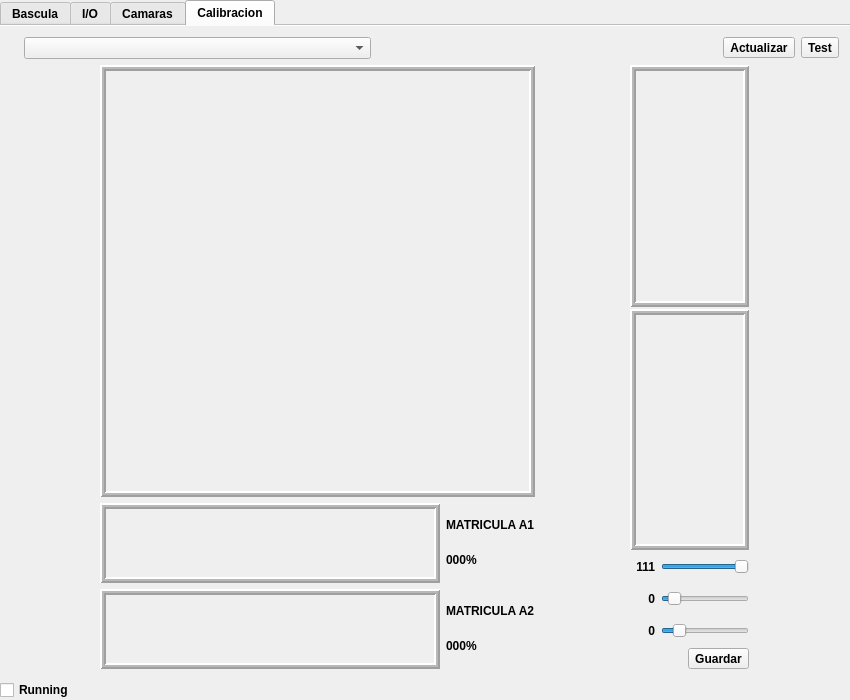
This is nqtrucksserver/Configuracion/Configuracion.ui in sunsiz/nQTrucks as Qt 5 draws it before an edit. The edited form follows.
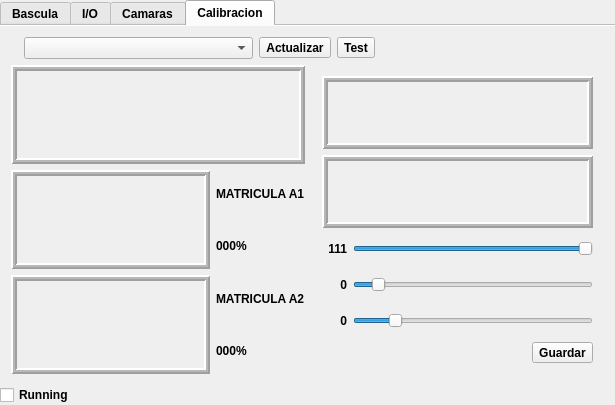
This is the edited form. The open tabs and pages were chosen to show the change. Icons and pictures are not drawn.

```diff
--- a/nqtrucksserver/Configuracion/Configuracion.ui
+++ b/nqtrucksserver/Configuracion/Configuracion.ui
@@ -9,16 +9,10 @@
    <rect>
     <x>0</x>
     <y>0</y>
-    <width>850</width>
-    <height>700</height>
+    <width>615</width>
+    <height>405</height>
    </rect>
   </property>
-  <property name="maximumSize">
-   <size>
-    <width>850</width>
-    <height>700</height>
-   </size>
-  </property>
   <property name="font">
    <font>
     <weight>75</weight>
@@ -93,6 +87,9 @@
         <layout class="QGridLayout" name="gridLayout_4">
          <item row="0" column="0">
           <layout class="QHBoxLayout" name="horizontalLayout_11">
+           <property name="sizeConstraint">
+            <enum>QLayout::SetFixedSize</enum>
+           </property>
            <item>
             <widget class="QLabel" name="label_8">
              <property name="sizePolicy">
@@ -139,7 +136,7 @@
             </widget>
            </item>
            <item>
-            <widget class="QToolButton" name="actualizarIBasculas">
+            <widget class="QToolButton" name="actualizarBasculas">
              <property name="text">
               <string>...</string>
              </property>
@@ -278,7 +275,7 @@
            <item>
             <widget class="QLCDNumber" name="BasculaLcd">
              <property name="sizePolicy">
-              <sizepolicy hsizetype="Minimum" vsizetype="MinimumExpanding">
+              <sizepolicy hsizetype="MinimumExpanding" vsizetype="MinimumExpanding">
                <horstretch>0</horstretch>
                <verstretch>0</verstretch>
               </sizepolicy>
@@ -300,7 +297,7 @@
            <item>
             <widget class="QLCDNumber" name="BasculaLcd2">
              <property name="sizePolicy">
-              <sizepolicy hsizetype="Minimum" vsizetype="MinimumExpanding">
+              <sizepolicy hsizetype="MinimumExpanding" vsizetype="MinimumExpanding">
                <horstretch>0</horstretch>
                <verstretch>0</verstretch>
               </sizepolicy>
@@ -322,7 +319,7 @@
            <item>
             <widget class="QLCDNumber" name="BasculaLcd3">
              <property name="sizePolicy">
-              <sizepolicy hsizetype="Minimum" vsizetype="MinimumExpanding">
+              <sizepolicy hsizetype="MinimumExpanding" vsizetype="MinimumExpanding">
                <horstretch>0</horstretch>
                <verstretch>0</verstretch>
               </sizepolicy>
@@ -413,6 +410,9 @@
         <layout class="QGridLayout" name="gridLayout_3">
          <item row="0" column="0">
           <layout class="QHBoxLayout" name="horizontalLayout">
+           <property name="sizeConstraint">
+            <enum>QLayout::SetFixedSize</enum>
+           </property>
            <item>
             <widget class="QLabel" name="label_2">
              <property name="sizePolicy">
@@ -472,19 +472,6 @@
              </property>
             </widget>
            </item>
-           <item>
-            <spacer name="horizontalSpacer_6">
-             <property name="orientation">
-              <enum>Qt::Horizontal</enum>
-             </property>
-             <property name="sizeHint" stdset="0">
-              <size>
-               <width>40</width>
-               <height>20</height>
-              </size>
-             </property>
-            </spacer>
-           </item>
            <item>
             <widget class="QToolButton" name="conectarSemaforo">
              <property name="sizePolicy">
@@ -534,20 +521,39 @@
             </widget>
            </item>
            <item>
-            <widget class="QPushButton" name="ioDeviceSTATUSLabel">
+            <widget class="QToolButton" name="semaforoConectado">
+             <property name="enabled">
+              <bool>false</bool>
+             </property>
              <property name="sizePolicy">
               <sizepolicy hsizetype="Fixed" vsizetype="Fixed">
                <horstretch>0</horstretch>
                <verstretch>0</verstretch>
               </sizepolicy>
              </property>
+             <property name="statusTip">
+              <string notr="true"/>
+             </property>
+             <property name="whatsThis">
+              <string notr="true"/>
+             </property>
+             <property name="accessibleName">
+              <string notr="true"/>
+             </property>
+             <property name="accessibleDescription">
+              <string notr="true"/>
+             </property>
+             <property name="autoFillBackground">
+              <bool>true</bool>
+             </property>
              <property name="text">
-              <string/>
+              <string notr="true"/>
              </property>
              <property name="icon">
               <iconset resource="../../resources/system.qrc">
-               <normaloff>:/devices/icons/system/devices/jockey-disabled.png</normaloff>
-               <normalon>:/devices/icons/system/devices/jockey-enabled.png</normalon>:/devices/icons/system/devices/jockey-disabled.png</iconset>
+               <normaloff>:/app/icons/app/alpr_off.png</normaloff>
+               <normalon>:/app/icons/app/alpr_verde.png</normalon>
+               <disabledon>:/app/icons/app/alpr_verde.png</disabledon>:/app/icons/app/alpr_off.png</iconset>
              </property>
              <property name="iconSize">
               <size>
@@ -555,10 +561,16 @@
                <height>32</height>
               </size>
              </property>
+             <property name="shortcut">
+              <string notr="true"/>
+             </property>
              <property name="checkable">
+              <bool>true</bool>
+             </property>
+             <property name="checked">
               <bool>false</bool>
              </property>
-             <property name="flat">
+             <property name="autoRaise">
               <bool>true</bool>
              </property>
             </widget>
@@ -587,6 +599,19 @@
              </property>
             </widget>
            </item>
+           <item>
+            <spacer name="horizontalSpacer_6">
+             <property name="orientation">
+              <enum>Qt::Horizontal</enum>
+             </property>
+             <property name="sizeHint" stdset="0">
+              <size>
+               <width>40</width>
+               <height>20</height>
+              </size>
+             </property>
+            </spacer>
+           </item>
           </layout>
          </item>
          <item row="1" column="0">
@@ -606,6 +631,12 @@
            </item>
            <item>
             <widget class="QFrame" name="frame">
+             <property name="sizePolicy">
+              <sizepolicy hsizetype="Fixed" vsizetype="Preferred">
+               <horstretch>0</horstretch>
+               <verstretch>0</verstretch>
+              </sizepolicy>
+             </property>
              <property name="frameShape">
               <enum>QFrame::Box</enum>
              </property>
@@ -624,12 +655,6 @@
                 <property name="enabled">
                  <bool>true</bool>
                 </property>
-                <property name="sizePolicy">
-                 <sizepolicy hsizetype="Minimum" vsizetype="MinimumExpanding">
-                  <horstretch>0</horstretch>
-                  <verstretch>0</verstretch>
-                 </sizepolicy>
-                </property>
                 <property name="focusPolicy">
                  <enum>Qt::NoFocus</enum>
                 </property>
@@ -646,8 +671,8 @@
                 </property>
                 <property name="iconSize">
                  <size>
-                  <width>128</width>
-                  <height>128</height>
+                  <width>64</width>
+                  <height>64</height>
                  </size>
                 </property>
                 <property name="checkable">
@@ -666,12 +691,6 @@
                 <property name="enabled">
                  <bool>true</bool>
                 </property>
-                <property name="sizePolicy">
-                 <sizepolicy hsizetype="Minimum" vsizetype="MinimumExpanding">
-                  <horstretch>0</horstretch>
-                  <verstretch>0</verstretch>
-                 </sizepolicy>
-                </property>
                 <property name="focusPolicy">
                  <enum>Qt::NoFocus</enum>
                 </property>
@@ -688,8 +707,8 @@
                 </property>
                 <property name="iconSize">
                  <size>
-                  <width>128</width>
-                  <height>128</height>
+                  <width>64</width>
+                  <height>64</height>
                  </size>
                 </property>
                 <property name="checkable">
@@ -711,12 +730,6 @@
                 <property name="enabled">
                  <bool>true</bool>
                 </property>
-                <property name="sizePolicy">
-                 <sizepolicy hsizetype="Minimum" vsizetype="MinimumExpanding">
-                  <horstretch>0</horstretch>
-                  <verstretch>0</verstretch>
-                 </sizepolicy>
-                </property>
                 <property name="focusPolicy">
                  <enum>Qt::NoFocus</enum>
                 </property>
@@ -733,8 +746,8 @@
                 </property>
                 <property name="iconSize">
                  <size>
-                  <width>128</width>
-                  <height>128</height>
+                  <width>64</width>
+                  <height>64</height>
                  </size>
                 </property>
                 <property name="checkable">
@@ -770,7 +783,17 @@
           </layout>
          </item>
          <item row="2" column="0">
-          <layout class="QHBoxLayout" name="horizontalLayout_2"/>
+          <spacer name="verticalSpacer_2">
+           <property name="orientation">
+            <enum>Qt::Vertical</enum>
+           </property>
+           <property name="sizeHint" stdset="0">
+            <size>
+             <width>20</width>
+             <height>40</height>
+            </size>
+           </property>
+          </spacer>
          </item>
         </layout>
        </widget>
@@ -784,6 +807,46 @@
          <string>Camaras</string>
         </attribute>
         <layout class="QGridLayout" name="gridLayout_5">
+         <item row="0" column="1">
+          <widget class="QLabel" name="camaraLabel">
+           <property name="minimumSize">
+            <size>
+             <width>320</width>
+             <height>180</height>
+            </size>
+           </property>
+           <property name="maximumSize">
+            <size>
+             <width>426</width>
+             <height>240</height>
+            </size>
+           </property>
+           <property name="baseSize">
+            <size>
+             <width>1280</width>
+             <height>720</height>
+            </size>
+           </property>
+           <property name="frameShape">
+            <enum>QFrame::Box</enum>
+           </property>
+           <property name="frameShadow">
+            <enum>QFrame::Raised</enum>
+           </property>
+           <property name="lineWidth">
+            <number>2</number>
+           </property>
+           <property name="midLineWidth">
+            <number>2</number>
+           </property>
+           <property name="text">
+            <string/>
+           </property>
+           <property name="scaledContents">
+            <bool>true</bool>
+           </property>
+          </widget>
+         </item>
          <item row="0" column="0">
           <layout class="QFormLayout" name="formLayout">
            <item row="0" column="0">
@@ -894,46 +957,15 @@
            </item>
           </layout>
          </item>
-         <item row="0" column="1">
-          <widget class="QLabel" name="camaraLabel">
-           <property name="sizePolicy">
-            <sizepolicy hsizetype="MinimumExpanding" vsizetype="Preferred">
-             <horstretch>0</horstretch>
-             <verstretch>0</verstretch>
-            </sizepolicy>
-           </property>
-           <property name="frameShape">
-            <enum>QFrame::Box</enum>
-           </property>
-           <property name="frameShadow">
-            <enum>QFrame::Raised</enum>
-           </property>
-           <property name="lineWidth">
-            <number>2</number>
-           </property>
-           <property name="midLineWidth">
-            <number>2</number>
-           </property>
-           <property name="text">
-            <string/>
-           </property>
-           <property name="scaledContents">
-            <bool>true</bool>
-           </property>
-          </widget>
-         </item>
-         <item row="1" column="0">
-          <spacer name="verticalSpacer_2">
+         <item row="1" column="1">
+          <spacer name="verticalSpacer">
            <property name="orientation">
             <enum>Qt::Vertical</enum>
            </property>
-           <property name="sizeType">
-            <enum>QSizePolicy::MinimumExpanding</enum>
-           </property>
            <property name="sizeHint" stdset="0">
             <size>
              <width>20</width>
-             <height>118</height>
+             <height>40</height>
             </size>
            </property>
           </spacer>
@@ -953,7 +985,7 @@
          <item row="0" column="0">
           <layout class="QHBoxLayout" name="horizontalLayout_6">
            <property name="sizeConstraint">
-            <enum>QLayout::SetDefaultConstraint</enum>
+            <enum>QLayout::SetFixedSize</enum>
            </property>
            <item>
             <widget class="QLabel" name="label_9">
@@ -996,19 +1028,6 @@
              </property>
             </widget>
            </item>
-           <item>
-            <spacer name="horizontalSpacer">
-             <property name="orientation">
-              <enum>Qt::Horizontal</enum>
-             </property>
-             <property name="sizeHint" stdset="0">
-              <size>
-               <width>40</width>
-               <height>20</height>
-              </size>
-             </property>
-            </spacer>
-           </item>
            <item>
             <widget class="QToolButton" name="ActualizarCamara">
              <property name="sizePolicy">
@@ -1049,6 +1068,19 @@
              </property>
             </widget>
            </item>
+           <item>
+            <spacer name="horizontalSpacer">
+             <property name="orientation">
+              <enum>Qt::Horizontal</enum>
+             </property>
+             <property name="sizeHint" stdset="0">
+              <size>
+               <width>0</width>
+               <height>0</height>
+              </size>
+             </property>
+            </spacer>
+           </item>
           </layout>
          </item>
          <item row="1" column="0">
@@ -1061,11 +1093,23 @@
              <item>
               <widget class="QLabel" name="FotoOriginalA">
                <property name="sizePolicy">
-                <sizepolicy hsizetype="Preferred" vsizetype="MinimumExpanding">
+                <sizepolicy hsizetype="MinimumExpanding" vsizetype="MinimumExpanding">
                  <horstretch>0</horstretch>
                  <verstretch>0</verstretch>
                 </sizepolicy>
                </property>
+               <property name="maximumSize">
+                <size>
+                 <width>640</width>
+                 <height>360</height>
+                </size>
+               </property>
+               <property name="baseSize">
+                <size>
+                 <width>1280</width>
+                 <height>720</height>
+                </size>
+               </property>
                <property name="frameShape">
                 <enum>QFrame::Box</enum>
                </property>
@@ -1091,21 +1135,21 @@
                <item>
                 <widget class="QLabel" name="FotoMatriculaA">
                  <property name="sizePolicy">
-                  <sizepolicy hsizetype="Expanding" vsizetype="Preferred">
+                  <sizepolicy hsizetype="MinimumExpanding" vsizetype="MinimumExpanding">
                    <horstretch>0</horstretch>
                    <verstretch>0</verstretch>
                   </sizepolicy>
                  </property>
-                 <property name="minimumSize">
-                  <size>
-                   <width>0</width>
-                   <height>80</height>
-                  </size>
-                 </property>
                  <property name="maximumSize">
                   <size>
-                   <width>340</width>
-                   <height>80</height>
+                   <width>520</width>
+                   <height>110</height>
+                  </size>
+                 </property>
+                 <property name="baseSize">
+                  <size>
+                   <width>520</width>
+                   <height>110</height>
                   </size>
                  </property>
                  <property name="frameShape">
@@ -1132,12 +1176,6 @@
                 <layout class="QVBoxLayout" name="verticalLayout_5">
                  <item>
                   <widget class="QLabel" name="MatriculaA">
-                   <property name="sizePolicy">
-                    <sizepolicy hsizetype="Fixed" vsizetype="Fixed">
-                     <horstretch>0</horstretch>
-                     <verstretch>0</verstretch>
-                    </sizepolicy>
-                   </property>
                    <property name="text">
                     <string>MATRICULA A1</string>
                    </property>
@@ -1145,12 +1183,6 @@
                  </item>
                  <item>
                   <widget class="QLabel" name="LongMatriculaA">
-                   <property name="sizePolicy">
-                    <sizepolicy hsizetype="Fixed" vsizetype="Fixed">
-                     <horstretch>0</horstretch>
-                     <verstretch>0</verstretch>
-                    </sizepolicy>
-                   </property>
                    <property name="text">
                     <string>000%</string>
                    </property>
@@ -1165,21 +1197,21 @@
                <item>
                 <widget class="QLabel" name="FotoMatriculaB">
                  <property name="sizePolicy">
-                  <sizepolicy hsizetype="Expanding" vsizetype="Preferred">
+                  <sizepolicy hsizetype="MinimumExpanding" vsizetype="MinimumExpanding">
                    <horstretch>0</horstretch>
                    <verstretch>0</verstretch>
                   </sizepolicy>
                  </property>
-                 <property name="minimumSize">
-                  <size>
-                   <width>0</width>
-                   <height>80</height>
-                  </size>
-                 </property>
                  <property name="maximumSize">
                   <size>
-                   <width>340</width>
-                   <height>80</height>
+                   <width>520</width>
+                   <height>110</height>
+                  </size>
+                 </property>
+                 <property name="baseSize">
+                  <size>
+                   <width>520</width>
+                   <height>110</height>
                   </size>
                  </property>
                  <property name="frameShape">
@@ -1206,12 +1238,6 @@
                 <layout class="QVBoxLayout" name="verticalLayout_6">
                  <item>
                   <widget class="QLabel" name="MatriculaB">
-                   <property name="sizePolicy">
-                    <sizepolicy hsizetype="Fixed" vsizetype="Fixed">
-                     <horstretch>0</horstretch>
-                     <verstretch>0</verstretch>
-                    </sizepolicy>
-                   </property>
                    <property name="text">
                     <string>MATRICULA A2</string>
                    </property>
@@ -1219,12 +1245,6 @@
                  </item>
                  <item>
                   <widget class="QLabel" name="LongMatriculaB">
-                   <property name="sizePolicy">
-                    <sizepolicy hsizetype="Fixed" vsizetype="Fixed">
-                     <horstretch>0</horstretch>
-                     <verstretch>0</verstretch>
-                    </sizepolicy>
-                   </property>
                    <property name="text">
                     <string>000%</string>
                    </property>
@@ -1241,12 +1261,6 @@
              <property name="enabled">
               <bool>true</bool>
              </property>
-             <property name="sizePolicy">
-              <sizepolicy hsizetype="Maximum" vsizetype="Preferred">
-               <horstretch>0</horstretch>
-               <verstretch>0</verstretch>
-              </sizepolicy>
-             </property>
              <property name="tabPosition">
               <enum>QTabWidget::East</enum>
              </property>
@@ -1267,32 +1281,26 @@
                <string>Plank</string>
               </attribute>
               <layout class="QGridLayout" name="gridLayout">
-               <property name="leftMargin">
-                <number>0</number>
-               </property>
-               <property name="topMargin">
-                <number>0</number>
-               </property>
-               <property name="rightMargin">
-                <number>0</number>
-               </property>
-               <property name="bottomMargin">
-                <number>0</number>
-               </property>
-               <property name="horizontalSpacing">
-                <number>0</number>
-               </property>
-               <property name="verticalSpacing">
-                <number>2</number>
-               </property>
                <item row="0" column="0">
                 <widget class="QLabel" name="FotoBlancosA">
                  <property name="sizePolicy">
-                  <sizepolicy hsizetype="Preferred" vsizetype="MinimumExpanding">
+                  <sizepolicy hsizetype="MinimumExpanding" vsizetype="MinimumExpanding">
                    <horstretch>0</horstretch>
                    <verstretch>0</verstretch>
                   </sizepolicy>
                  </property>
+                 <property name="maximumSize">
+                  <size>
+                   <width>640</width>
+                   <height>360</height>
+                  </size>
+                 </property>
+                 <property name="baseSize">
+                  <size>
+                   <width>1280</width>
+                   <height>720</height>
+                  </size>
+                 </property>
                  <property name="frameShape">
                   <enum>QFrame::Box</enum>
                  </property>
@@ -1316,11 +1324,23 @@
                <item row="1" column="0">
                 <widget class="QLabel" name="FotoRojosA">
                  <property name="sizePolicy">
-                  <sizepolicy hsizetype="Preferred" vsizetype="MinimumExpanding">
+                  <sizepolicy hsizetype="MinimumExpanding" vsizetype="MinimumExpanding">
                    <horstretch>0</horstretch>
                    <verstretch>0</verstretch>
                   </sizepolicy>
                  </property>
+                 <property name="maximumSize">
+                  <size>
+                   <width>640</width>
+                   <height>360</height>
+                  </size>
+                 </property>
+                 <property name="baseSize">
+                  <size>
+                   <width>1280</width>
+                   <height>720</height>
+                  </size>
+                 </property>
                  <property name="frameShape">
                   <enum>QFrame::Box</enum>
                  </property>
@@ -1341,99 +1361,7 @@
                  </property>
                 </widget>
                </item>
-               <item row="6" column="0">
-                <layout class="QHBoxLayout" name="horizontalLayout_10">
-                 <item>
-                  <spacer name="horizontalSpacer_5">
-                   <property name="orientation">
-                    <enum>Qt::Horizontal</enum>
-                   </property>
-                   <property name="sizeHint" stdset="0">
-                    <size>
-                     <width>40</width>
-                     <height>20</height>
-                    </size>
-                   </property>
-                  </spacer>
-                 </item>
-                 <item>
-                  <widget class="QToolButton" name="guardarPlanK">
-                   <property name="text">
-                    <string>Guardar</string>
-                   </property>
-                   <property name="icon">
-                    <iconset>
-                     <normalon>:/temp/icons/system/devices/media-floppy.png</normalon>
-                    </iconset>
-                   </property>
-                   <property name="iconSize">
-                    <size>
-                     <width>32</width>
-                     <height>32</height>
-                    </size>
-                   </property>
-                  </widget>
-                 </item>
-                </layout>
-               </item>
-               <item row="5" column="0">
-                <layout class="QHBoxLayout" name="horizontalLayout_8">
-                 <item>
-                  <widget class="QLabel" name="lvPlankC">
-                   <property name="minimumSize">
-                    <size>
-                     <width>25</width>
-                     <height>30</height>
-                    </size>
-                   </property>
-                   <property name="maximumSize">
-                    <size>
-                     <width>30</width>
-                     <height>30</height>
-                    </size>
-                   </property>
-                   <property name="text">
-                    <string>0</string>
-                   </property>
-                   <property name="alignment">
-                    <set>Qt::AlignRight|Qt::AlignTrailing|Qt::AlignVCenter</set>
-                   </property>
-                  </widget>
-                 </item>
-                 <item>
-                  <widget class="QSlider" name="vPlankC">
-                   <property name="maximum">
-                    <number>254</number>
-                   </property>
-                   <property name="singleStep">
-                    <number>1</number>
-                   </property>
-                   <property name="pageStep">
-                    <number>1</number>
-                   </property>
-                   <property name="value">
-                    <number>40</number>
-                   </property>
-                   <property name="tracking">
-                    <bool>true</bool>
-                   </property>
-                   <property name="orientation">
-                    <enum>Qt::Horizontal</enum>
-                   </property>
-                   <property name="invertedControls">
-                    <bool>false</bool>
-                   </property>
-                   <property name="tickPosition">
-                    <enum>QSlider::NoTicks</enum>
-                   </property>
-                   <property name="tickInterval">
-                    <number>2</number>
-                   </property>
-                  </widget>
-                 </item>
-                </layout>
-               </item>
-               <item row="3" column="0">
+               <item row="2" column="0">
                 <layout class="QHBoxLayout" name="horizontalLayout_4">
                  <item>
                   <widget class="QLabel" name="lvPlankA">
@@ -1462,6 +1390,12 @@
                  </item>
                  <item>
                   <widget class="QSlider" name="vPlankA">
+                   <property name="sizePolicy">
+                    <sizepolicy hsizetype="MinimumExpanding" vsizetype="Fixed">
+                     <horstretch>0</horstretch>
+                     <verstretch>0</verstretch>
+                    </sizepolicy>
+                   </property>
                    <property name="maximum">
                     <number>254</number>
                    </property>
@@ -1496,7 +1430,7 @@
                  </item>
                 </layout>
                </item>
-               <item row="4" column="0">
+               <item row="3" column="0">
                 <layout class="QHBoxLayout" name="horizontalLayout_12">
                  <item>
                   <widget class="QLabel" name="lvPlankB">
@@ -1522,6 +1456,12 @@
                  </item>
                  <item>
                   <widget class="QSlider" name="vPlankB">
+                   <property name="sizePolicy">
+                    <sizepolicy hsizetype="MinimumExpanding" vsizetype="Fixed">
+                     <horstretch>0</horstretch>
+                     <verstretch>0</verstretch>
+                    </sizepolicy>
+                   </property>
                    <property name="maximum">
                     <number>254</number>
                    </property>
@@ -1550,6 +1490,107 @@
                  </item>
                 </layout>
                </item>
+               <item row="4" column="0">
+                <layout class="QHBoxLayout" name="horizontalLayout_8">
+                 <item>
+                  <widget class="QLabel" name="lvPlankC">
+                   <property name="minimumSize">
+                    <size>
+                     <width>25</width>
+                     <height>30</height>
+                    </size>
+                   </property>
+                   <property name="maximumSize">
+                    <size>
+                     <width>30</width>
+                     <height>30</height>
+                    </size>
+                   </property>
+                   <property name="text">
+                    <string>0</string>
+                   </property>
+                   <property name="alignment">
+                    <set>Qt::AlignRight|Qt::AlignTrailing|Qt::AlignVCenter</set>
+                   </property>
+                  </widget>
+                 </item>
+                 <item>
+                  <widget class="QSlider" name="vPlankC">
+                   <property name="sizePolicy">
+                    <sizepolicy hsizetype="MinimumExpanding" vsizetype="Fixed">
+                     <horstretch>0</horstretch>
+                     <verstretch>0</verstretch>
+                    </sizepolicy>
+                   </property>
+                   <property name="maximum">
+                    <number>254</number>
+                   </property>
+                   <property name="singleStep">
+                    <number>1</number>
+                   </property>
+                   <property name="pageStep">
+                    <number>1</number>
+                   </property>
+                   <property name="value">
+                    <number>40</number>
+                   </property>
+                   <property name="tracking">
+                    <bool>true</bool>
+                   </property>
+                   <property name="orientation">
+                    <enum>Qt::Horizontal</enum>
+                   </property>
+                   <property name="invertedControls">
+                    <bool>false</bool>
+                   </property>
+                   <property name="tickPosition">
+                    <enum>QSlider::NoTicks</enum>
+                   </property>
+                   <property name="tickInterval">
+                    <number>2</number>
+                   </property>
+                  </widget>
+                 </item>
+                </layout>
+               </item>
+               <item row="5" column="0">
+                <layout class="QHBoxLayout" name="horizontalLayout_10">
+                 <item>
+                  <spacer name="horizontalSpacer_5">
+                   <property name="orientation">
+                    <enum>Qt::Horizontal</enum>
+                   </property>
+                   <property name="sizeType">
+                    <enum>QSizePolicy::MinimumExpanding</enum>
+                   </property>
+                   <property name="sizeHint" stdset="0">
+                    <size>
+                     <width>40</width>
+                     <height>20</height>
+                    </size>
+                   </property>
+                  </spacer>
+                 </item>
+                 <item>
+                  <widget class="QToolButton" name="guardarPlanK">
+                   <property name="text">
+                    <string>Guardar</string>
+                   </property>
+                   <property name="icon">
+                    <iconset>
+                     <normalon>:/temp/icons/system/devices/media-floppy.png</normalon>
+                    </iconset>
+                   </property>
+                   <property name="iconSize">
+                    <size>
+                     <width>32</width>
+                     <height>32</height>
+                    </size>
+                   </property>
+                  </widget>
+                 </item>
+                </layout>
+               </item>
               </layout>
              </widget>
             </widget>
```
